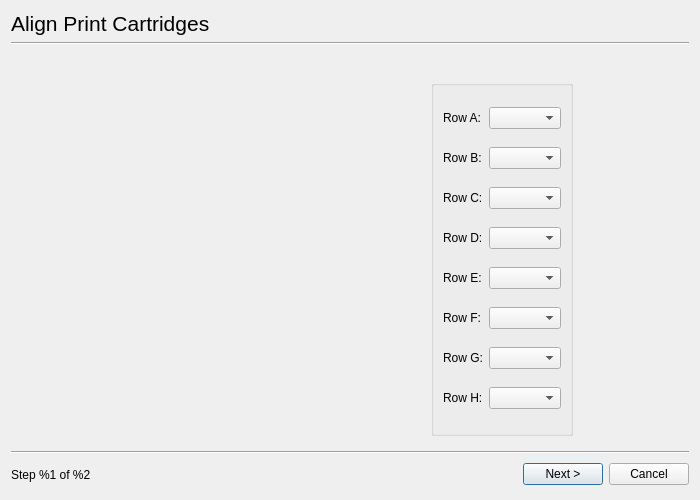
Above: ui4/aligndialog_base.ui from jpopelka/hplip before the change. Below: the same form after it.
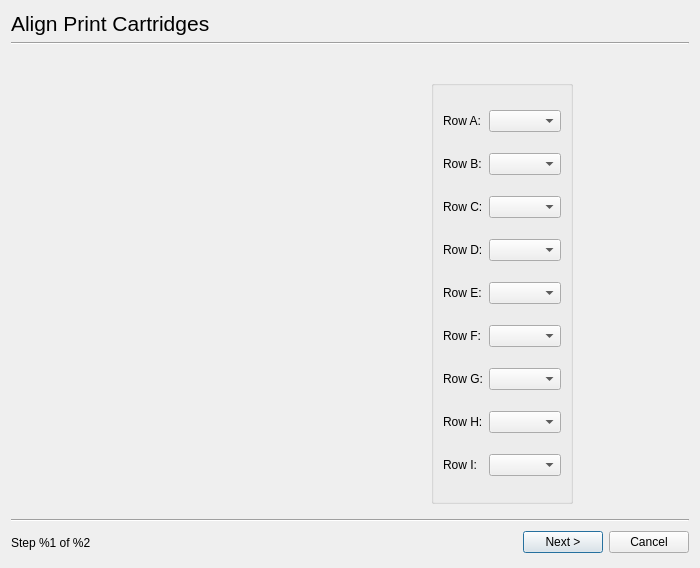
That is the form after the change. The open tabs and pages were chosen to show the change. Custom widgets are drawn as their Qt base class.

Patch:
```diff
--- a/ui4/aligndialog_base.ui
+++ b/ui4/aligndialog_base.ui
@@ -1,12 +1,12 @@
 <ui version="4.0" >
  <class>Dialog</class>
- <widget class="QDialog" name="Dialog" >
-  <property name="geometry" >
+ <widget class="QDialog" name="Dialog">
+  <property name="geometry">
    <rect>
     <x>0</x>
     <y>0</y>
     <width>700</width>
-    <height>500</height>
+    <height>568</height>
    </rect>
   </property>
   <property name="windowTitle" >
@@ -32,15 +32,56 @@
      </property>
     </widget>
    </item>
-   <item row="2" column="0" colspan="5" >
-    <widget class="QStackedWidget" name="StackedWidget" >
-     <property name="currentIndex" >
-      <number>0</number>
+   <item row="3" column="0" colspan="5">
+    <widget class="Line" name="line_2">
+     <property name="orientation">
+      <enum>Qt::Horizontal</enum>
      </property>
-     <widget class="QWidget" name="StartPage" >
-      <layout class="QGridLayout" >
-       <item row="0" column="0" >
-        <widget class="DeviceUriComboBox" name="DeviceComboBox" />
+    </widget>
+   </item>
+   <item row="4" column="0">
+    <widget class="QLabel" name="StepText">
+     <property name="text">
+      <string>Step %1 of %2</string>
+     </property>
+    </widget>
+   </item>
+   <item row="4" column="1">
+    <spacer>
+     <property name="orientation">
+      <enum>Qt::Horizontal</enum>
+     </property>
+     <property name="sizeHint" stdset="0">
+      <size>
+       <width>191</width>
+       <height>29</height>
+      </size>
+     </property>
+    </spacer>
+   </item>
+   <item row="4" column="3">
+    <widget class="QPushButton" name="NextButton">
+     <property name="text">
+      <string>Next &gt;</string>
+     </property>
+    </widget>
+   </item>
+   <item row="4" column="4">
+    <widget class="QPushButton" name="CancelButton">
+     <property name="text">
+      <string>Cancel</string>
+     </property>
+    </widget>
+   </item>
+   <item row="2" column="0" colspan="5">
+    <widget class="QStackedWidget" name="StackedWidget">
+     <property name="currentIndex">
+      <number>5</number>
+     </property>
+     <widget class="QWidget" name="StartPage">
+      <layout class="QGridLayout">
+       <item row="0" column="0">
+        <widget class="DeviceUriComboBox" name="DeviceComboBox"/>
        </item>
        <item row="1" column="0" >
         <widget class="QGroupBox" name="groupBox" >
@@ -423,12 +464,12 @@
          </property>
         </widget>
        </item>
-       <item row="1" column="1" >
+       <item row="1" column="1">
         <spacer>
-         <property name="orientation" >
+         <property name="orientation">
           <enum>Qt::Vertical</enum>
          </property>
-         <property name="sizeHint" stdset="0" >
+         <property name="sizeHint" stdset="0">
           <size>
            <width>20</width>
            <height>40</height>
@@ -436,14 +477,94 @@
          </property>
         </spacer>
        </item>
-       <item rowspan="3" row="1" column="3" >
-        <widget class="QGroupBox" name="groupBox_2" >
-         <property name="title" >
+       <item row="2" column="0">
+        <spacer>
+         <property name="orientation">
+          <enum>Qt::Horizontal</enum>
+         </property>
+         <property name="sizeHint" stdset="0">
+          <size>
+           <width>41</width>
+           <height>20</height>
+          </size>
+         </property>
+        </spacer>
+       </item>
+       <item row="2" column="1">
+        <widget class="QLabel" name="LBowIcon">
+         <property name="sizePolicy">
+          <sizepolicy hsizetype="Fixed" vsizetype="Fixed">
+           <horstretch>0</horstretch>
+           <verstretch>0</verstretch>
+          </sizepolicy>
+         </property>
+         <property name="minimumSize">
+          <size>
+           <width>192</width>
+           <height>93</height>
+          </size>
+         </property>
+         <property name="maximumSize">
+          <size>
+           <width>192</width>
+           <height>93</height>
+          </size>
+         </property>
+         <property name="frameShape">
+          <enum>QFrame::NoFrame</enum>
+         </property>
+         <property name="text">
           <string/>
          </property>
-         <layout class="QGridLayout" >
-          <item row="0" column="0" >
-           <layout class="QHBoxLayout" >
+        </widget>
+       </item>
+       <item row="2" column="2">
+        <spacer>
+         <property name="orientation">
+          <enum>Qt::Horizontal</enum>
+         </property>
+         <property name="sizeHint" stdset="0">
+          <size>
+           <width>40</width>
+           <height>20</height>
+          </size>
+         </property>
+        </spacer>
+       </item>
+       <item row="2" column="4">
+        <spacer>
+         <property name="orientation">
+          <enum>Qt::Horizontal</enum>
+         </property>
+         <property name="sizeHint" stdset="0">
+          <size>
+           <width>40</width>
+           <height>20</height>
+          </size>
+         </property>
+        </spacer>
+       </item>
+       <item row="3" column="1">
+        <spacer>
+         <property name="orientation">
+          <enum>Qt::Vertical</enum>
+         </property>
+         <property name="sizeHint" stdset="0">
+          <size>
+           <width>20</width>
+           <height>40</height>
+          </size>
+         </property>
+        </spacer>
+       </item>
+       <item row="1" column="3" rowspan="3">
+        <widget class="QGroupBox" name="groupBox_2">
+         <property name="title">
+          <string/>
+         </property>
+         <layout class="QGridLayout">
+          <item row="0" column="0">
+           <layout class="QHBoxLayout">
             <item>
              <widget class="QLabel" name="label_4" >
               <property name="text" >
@@ -550,93 +671,27 @@
              </widget>
             </item>
             <item>
-             <widget class="QComboBox" name="hComboBox" />
+             <widget class="QComboBox" name="hComboBox"/>
+            </item>
+           </layout>
+          </item>
+          <item row="8" column="0">
+           <layout class="QHBoxLayout" name="horizontalLayout">
+            <item>
+             <widget class="QLabel" name="label_14">
+              <property name="text">
+               <string>Row I:</string>
+              </property>
+             </widget>
+            </item>
+            <item>
+             <widget class="QComboBox" name="iComboBox"/>
             </item>
            </layout>
           </item>
          </layout>
         </widget>
        </item>
-       <item row="2" column="0" >
-        <spacer>
-         <property name="orientation" >
-          <enum>Qt::Horizontal</enum>
-         </property>
-         <property name="sizeHint" stdset="0" >
-          <size>
-           <width>41</width>
-           <height>20</height>
-          </size>
-         </property>
-        </spacer>
-       </item>
-       <item row="2" column="1" >
-        <widget class="QLabel" name="LBowIcon" >
-         <property name="sizePolicy" >
-          <sizepolicy vsizetype="Fixed" hsizetype="Fixed" >
-           <horstretch>0</horstretch>
-           <verstretch>0</verstretch>
-          </sizepolicy>
-         </property>
-         <property name="minimumSize" >
-          <size>
-           <width>192</width>
-           <height>93</height>
-          </size>
-         </property>
-         <property name="maximumSize" >
-          <size>
-           <width>192</width>
-           <height>93</height>
-          </size>
-         </property>
-         <property name="frameShape" >
-          <enum>QFrame::NoFrame</enum>
-         </property>
-         <property name="text" >
-          <string/>
-         </property>
-        </widget>
-       </item>
-       <item row="2" column="2" >
-        <spacer>
-         <property name="orientation" >
-          <enum>Qt::Horizontal</enum>
-         </property>
-         <property name="sizeHint" stdset="0" >
-          <size>
-           <width>40</width>
-           <height>20</height>
-          </size>
-         </property>
-        </spacer>
-       </item>
-       <item row="2" column="4" >
-        <spacer>
-         <property name="orientation" >
-          <enum>Qt::Horizontal</enum>
-         </property>
-         <property name="sizeHint" stdset="0" >
-          <size>
-           <width>40</width>
-           <height>20</height>
-          </size>
-         </property>
-        </spacer>
-       </item>
-       <item row="3" column="1" >
-        <spacer>
-         <property name="orientation" >
-          <enum>Qt::Vertical</enum>
-         </property>
-         <property name="sizeHint" stdset="0" >
-          <size>
-           <width>20</width>
-           <height>40</height>
-          </size>
-         </property>
-        </spacer>
-       </item>
       </layout>
      </widget>
      <widget class="QWidget" name="AioPage" >
@@ -774,47 +829,6 @@
      </widget>
     </widget>
    </item>
-   <item row="3" column="0" colspan="5" >
-    <widget class="Line" name="line_2" >
-     <property name="orientation" >
-      <enum>Qt::Horizontal</enum>
-     </property>
-    </widget>
-   </item>
-   <item row="4" column="0" >
-    <widget class="QLabel" name="StepText" >
-     <property name="text" >
-      <string>Step %1 of %2</string>
-     </property>
-    </widget>
-   </item>
-   <item row="4" column="1" >
-    <spacer>
-     <property name="orientation" >
-      <enum>Qt::Horizontal</enum>
-     </property>
-     <property name="sizeHint" stdset="0" >
-      <size>
-       <width>191</width>
-       <height>29</height>
-      </size>
-     </property>
-    </spacer>
-   </item>
-   <item row="4" column="3" >
-    <widget class="QPushButton" name="NextButton" >
-     <property name="text" >
-      <string>Next ></string>
-     </property>
-    </widget>
-   </item>
-   <item row="4" column="4" >
-    <widget class="QPushButton" name="CancelButton" >
-     <property name="text" >
-      <string>Cancel</string>
-     </property>
-    </widget>
-   </item>
   </layout>
  </widget>
  <customwidgets>
```
Left out of the diff: 413 changed lines with no effect on the pictures.
